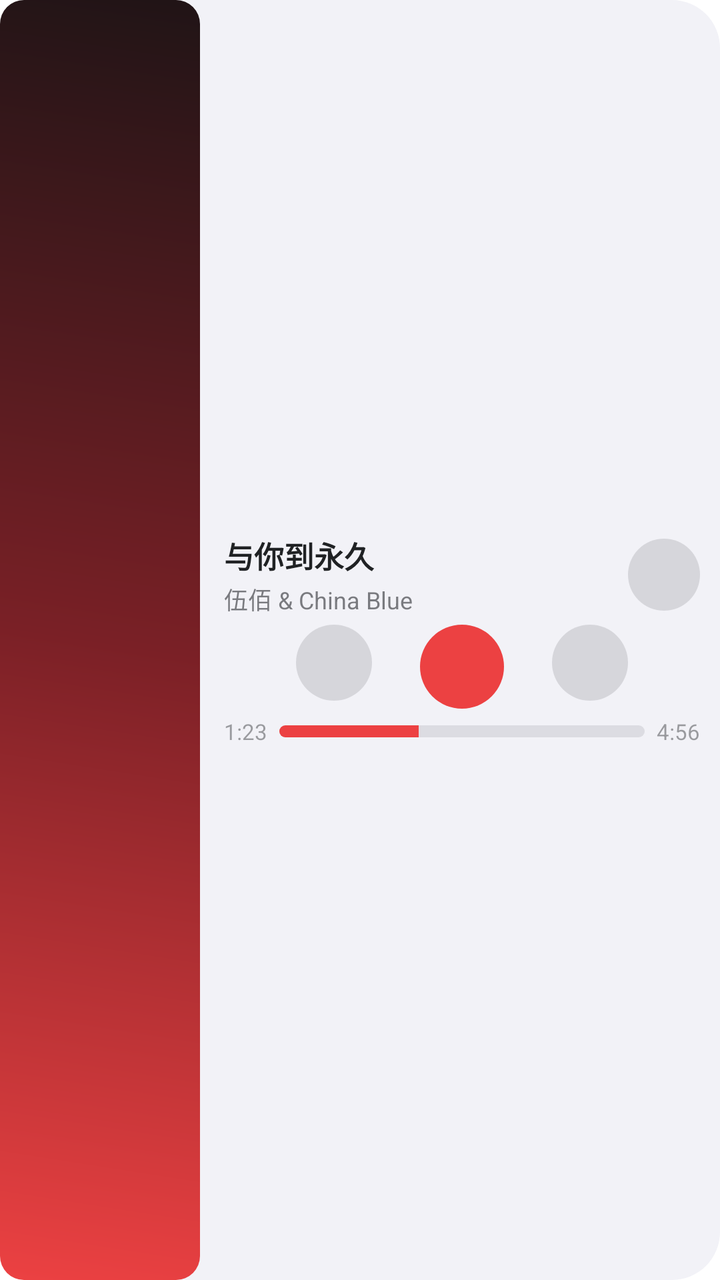
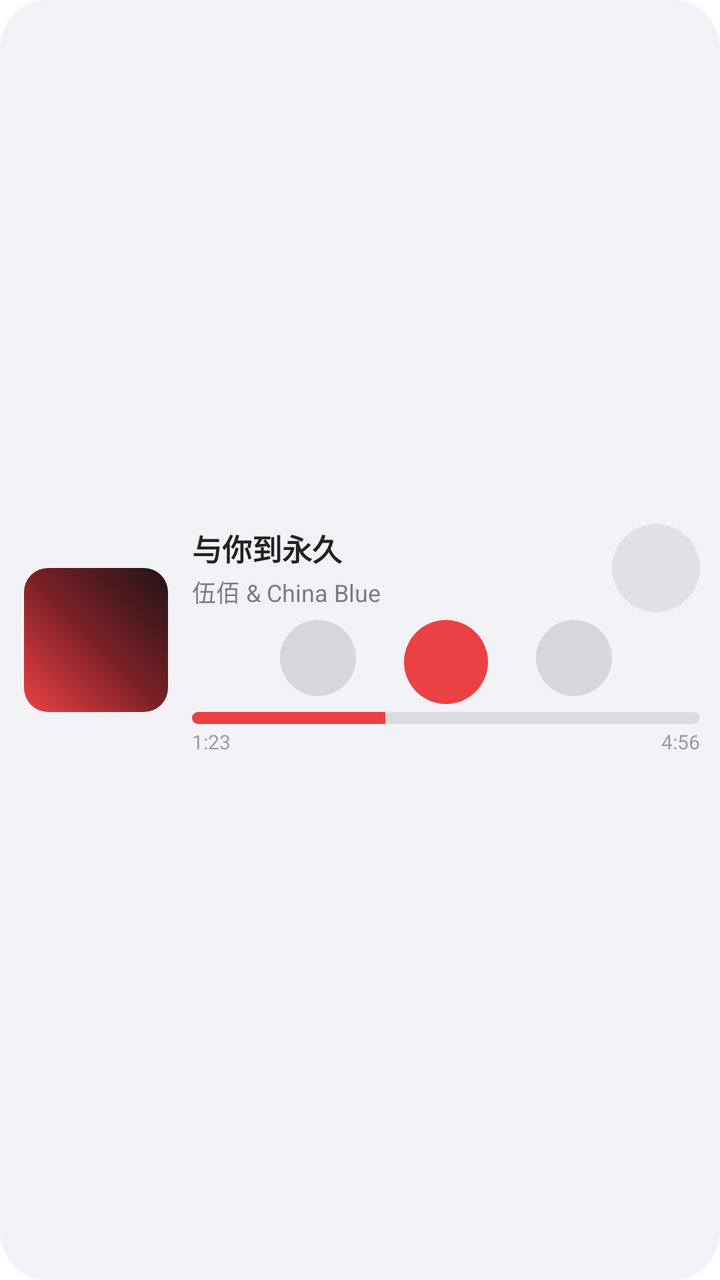

An Android layout rendered at two revisions. The XML below is the earlier revision; the diff shows what the commit changed to produce the second picture.
<!-- AndroidManifest.xml: fallback theme Theme.MaterialComponents.DayNight.NoActionBar -->
<!-- res/layout/player_widget_recognize_preview.xml -->
<?xml version="1.0" encoding="utf-8"?>
<LinearLayout xmlns:android="http://schemas.android.com/apk/res/android"
    android:id="@+id/previewRoot"
    android:layout_width="match_parent"
    android:layout_height="match_parent"
    android:orientation="horizontal"
    android:background="@drawable/widget_bg">

    <ImageView
        android:layout_width="100dp"
        android:layout_height="match_parent"
        android:scaleType="fitCenter"
        android:src="@drawable/widget_preview_cover" />

    <LinearLayout
        android:layout_width="0dp"
        android:layout_height="match_parent"
        android:layout_weight="1"
        android:layout_marginStart="12dp"
        android:paddingEnd="10dp"
        android:paddingTop="8dp"
        android:paddingBottom="8dp"
        android:orientation="vertical"
        android:gravity="center_vertical">

        <LinearLayout
            android:layout_width="match_parent"
            android:layout_height="wrap_content"
            android:orientation="horizontal"
            android:gravity="center_vertical">

            <LinearLayout
                android:layout_width="0dp"
                android:layout_height="wrap_content"
                android:layout_weight="1"
                android:orientation="vertical">

                <TextView
                    android:layout_width="match_parent"
                    android:layout_height="wrap_content"
                    android:text="与你到永久"
                    android:textColor="@color/widget_text_primary"
                    android:textSize="15sp"
                    android:textStyle="bold"
                    android:singleLine="true"
                    android:ellipsize="end" />

                <TextView
                    android:layout_width="match_parent"
                    android:layout_height="wrap_content"
                    android:layout_marginTop="2dp"
                    android:text="伍佰 &amp; China Blue"
                    android:textColor="@color/widget_text_secondary"
                    android:textSize="12sp"
                    android:singleLine="true"
                    android:ellipsize="end" />
            </LinearLayout>

            <TextView
                android:layout_width="36dp"
                android:layout_height="36dp"
                android:layout_marginStart="8dp"
                android:background="@drawable/widget_preview_dot" />
        </LinearLayout>

        <LinearLayout
            android:layout_width="match_parent"
            android:layout_height="wrap_content"
            android:layout_marginTop="4dp"
            android:orientation="horizontal"
            android:gravity="center_horizontal">

            <TextView
                android:layout_width="38dp"
                android:layout_height="38dp"
                android:layout_marginEnd="12dp"
                android:background="@drawable/widget_preview_dot" />

            <TextView
                android:layout_width="42dp"
                android:layout_height="42dp"
                android:layout_marginStart="12dp"
                android:layout_marginEnd="12dp"
                android:background="@drawable/widget_play_btn" />

            <TextView
                android:layout_width="38dp"
                android:layout_height="38dp"
                android:layout_marginStart="12dp"
                android:background="@drawable/widget_preview_dot" />
        </LinearLayout>

        <LinearLayout
            android:layout_width="match_parent"
            android:layout_height="wrap_content"
            android:layout_marginTop="4dp"
            android:orientation="horizontal"
            android:gravity="center_vertical">

            <TextView
                android:layout_width="wrap_content"
                android:layout_height="wrap_content"
                android:text="1:23"
                android:textColor="@color/widget_time"
                android:textSize="11sp" />

            <ProgressBar
                style="?android:attr/progressBarStyleHorizontal"
                android:layout_width="0dp"
                android:layout_height="wrap_content"
                android:layout_weight="1"
                android:layout_marginStart="6dp"
                android:layout_marginEnd="6dp"
                android:max="100"
                android:progress="38"
                android:progressDrawable="@drawable/widget_progress_drawable"
                android:maxHeight="6dp"
                android:minHeight="6dp" />

            <TextView
                android:layout_width="wrap_content"
                android:layout_height="wrap_content"
                android:text="4:56"
                android:textColor="@color/widget_time"
                android:textSize="11sp" />
        </LinearLayout>
    </LinearLayout>
</LinearLayout>
<!-- resources referenced by this layout -->
<resources>
  <color name="widget_text_primary">#FF202224</color>
  <color name="widget_text_secondary">#92202224</color>
  <color name="widget_time">#6B202224</color>
  <!-- drawable widget_bg (drawable) -->
  <?xml version="1.0" encoding="utf-8"?>
  <shape xmlns:android="http://schemas.android.com/apk/res/android"
      android:shape="rectangle">
      <solid android:color="@color/widget_card_start" />
      <corners android:radius="24dp" />
  </shape>
  <!-- drawable widget_play_btn (drawable) -->
  <?xml version="1.0" encoding="utf-8"?>
  <shape xmlns:android="http://schemas.android.com/apk/res/android"
      android:shape="oval">
      <solid android:color="#EC4142" />
  </shape>
  <!-- drawable widget_preview_cover (drawable) -->
  <?xml version="1.0" encoding="utf-8"?>
  <shape xmlns:android="http://schemas.android.com/apk/res/android"
      android:shape="rectangle">
      <gradient
          android:startColor="#EC4142"
          android:centerColor="#7A2026"
          android:endColor="#201416"
          android:angle="45" />
      <corners android:radius="12dp" />
  </shape>
  <!-- drawable widget_preview_dot (drawable) -->
  <shape xmlns:android="http://schemas.android.com/apk/res/android"
      android:shape="oval">
      <solid android:color="@color/widget_icon_subtle" />
  </shape>
  <!-- drawable widget_progress_drawable (drawable) -->
  <?xml version="1.0" encoding="utf-8"?>
  <layer-list xmlns:android="http://schemas.android.com/apk/res/android">
      <item android:id="@android:id/background">
          <shape android:shape="rectangle">
              <solid android:color="@color/widget_track" />
              <corners android:radius="3dp" />
          </shape>
      </item>
      <item android:id="@android:id/progress">
          <clip>
              <shape android:shape="rectangle">
                  <solid android:color="@color/widget_fill" />
                  <corners android:radius="3dp" />
              </shape>
          </clip>
      </item>
  </layer-list>
  <color name="widget_card_start">#F2F2F7</color>
  <color name="widget_icon_subtle">#26373B41</color>
  <color name="widget_track">#1A20242B</color>
  <color name="widget_fill">#EC4142</color>
</resources>

<!-- the commit's change to res/layout/player_widget_recognize_preview.xml (unified diff, before → after) -->
@@ -6,12 +6,16 @@
     android:orientation="horizontal"
     android:background="@drawable/widget_bg">
 
+    
     <ImageView
-        android:layout_width="100dp"
-        android:layout_height="match_parent"
-        android:scaleType="fitCenter"
+        android:layout_width="72dp"
+        android:layout_height="72dp"
+        android:layout_marginStart="12dp"
+        android:layout_gravity="center_vertical"
+        android:scaleType="centerCrop"
         android:src="@drawable/widget_preview_cover" />
 
+    
     <LinearLayout
         android:layout_width="0dp"
         android:layout_height="match_parent"
@@ -23,6 +27,7 @@
         android:orientation="vertical"
         android:gravity="center_vertical">
 
+        
         <LinearLayout
             android:layout_width="match_parent"
             android:layout_height="wrap_content"
@@ -57,12 +62,13 @@
             </LinearLayout>
 
             <TextView
-                android:layout_width="36dp"
-                android:layout_height="36dp"
+                android:layout_width="44dp"
+                android:layout_height="44dp"
                 android:layout_marginStart="8dp"
-                android:background="@drawable/widget_preview_dot" />
+                android:background="@drawable/widget_btn_circle" />
         </LinearLayout>
 
+        
         <LinearLayout
             android:layout_width="match_parent"
             android:layout_height="wrap_content"
@@ -90,39 +96,42 @@
                 android:background="@drawable/widget_preview_dot" />
         </LinearLayout>
 
+        
+        <ProgressBar
+            style="?android:attr/progressBarStyleHorizontal"
+            android:layout_width="match_parent"
+            android:layout_height="wrap_content"
+            android:layout_marginTop="4dp"
+            android:max="100"
+            android:progress="38"
+            android:progressDrawable="@drawable/widget_progress_drawable"
+            android:maxHeight="6dp"
+            android:minHeight="6dp" />
+
+        
         <LinearLayout
             android:layout_width="match_parent"
             android:layout_height="wrap_content"
-            android:layout_marginTop="4dp"
-            android:orientation="horizontal"
-            android:gravity="center_vertical">
+            android:layout_marginTop="2dp"
+            android:orientation="horizontal">
 
             <TextView
-                android:layout_width="wrap_content"
-                android:layout_height="wrap_content"
-                android:text="1:23"
-                android:textColor="@color/widget_time"
-                android:textSize="11sp" />
-
-            <ProgressBar
-                style="?android:attr/progressBarStyleHorizontal"
                 android:layout_width="0dp"
                 android:layout_height="wrap_content"
                 android:layout_weight="1"
-                android:layout_marginStart="6dp"
-                android:layout_marginEnd="6dp"
-                android:max="100"
-                android:progress="38"
-                android:progressDrawable="@drawable/widget_progress_drawable"
-                android:maxHeight="6dp"
-                android:minHeight="6dp" />
+                android:gravity="start"
+                android:text="1:23"
+                android:textColor="@color/widget_time"
+                android:textSize="10sp" />
 
             <TextView
-                android:layout_width="wrap_content"
+                android:layout_width="0dp"
                 android:layout_height="wrap_content"
+                android:layout_weight="1"
+                android:gravity="end"
                 android:text="4:56"
                 android:textColor="@color/widget_time"
-                android:textSize="11sp" />
+                android:textSize="10sp" />
         </LinearLayout>
     </LinearLayout>
 </LinearLayout>
<!-- resource entries referenced after the edit -->
@@ -9,6 +9,12 @@
       android:shape="rectangle">
       <solid android:color="@color/widget_card_start" />
       <corners android:radius="24dp" />
+  </shape>
+  <!-- drawable widget_btn_circle (drawable) -->
+  <?xml version="1.0" encoding="utf-8"?>
+  <shape xmlns:android="http://schemas.android.com/apk/res/android"
+      android:shape="oval">
+      <solid android:color="@color/widget_circle_btn" />
   </shape>
   <!-- drawable widget_play_btn (drawable) -->
   <?xml version="1.0" encoding="utf-8"?>
@@ -51,6 +57,7 @@
       </item>
   </layer-list>
   <color name="widget_card_start">#F2F2F7</color>
+  <color name="widget_circle_btn">#14202224</color>
   <color name="widget_icon_subtle">#26373B41</color>
   <color name="widget_track">#1A20242B</color>
   <color name="widget_fill">#EC4142</color>
